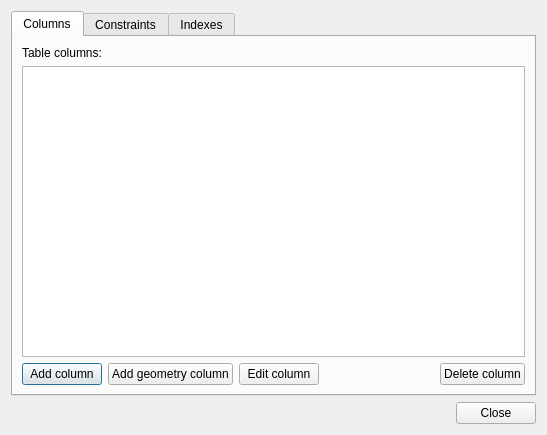
First picture: the form in python/plugins/db_manager/ui/DlgTableProperties.ui, repository qgis/QGIS, before the edit.
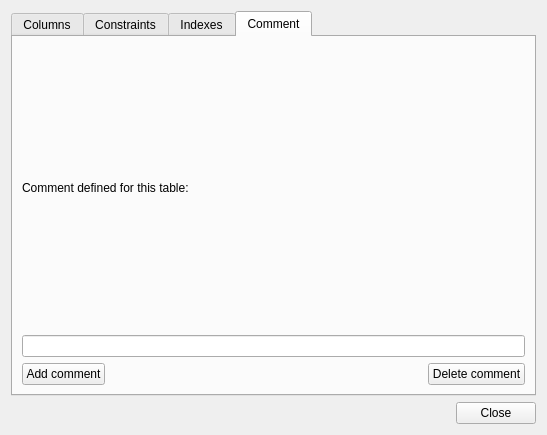
Second picture: the form after the edit. The open tabs and pages were chosen to show the change.

Commit message:
Add comment option on db_manager pluging postgis tables (#8734) [FEATURE]
Add possibility to create a comment on a postgres table when import or using the alter table button from db_manager.

What changed in the file:
```diff
--- a/python/plugins/db_manager/ui/DlgTableProperties.ui
+++ b/python/plugins/db_manager/ui/DlgTableProperties.ui
@@ -23,7 +23,7 @@
       <attribute name="title">
        <string>Columns</string>
       </attribute>
-      <layout class="QVBoxLayout">
+      <layout class="QVBoxLayout" name="verticalLayout_4">
        <item>
         <widget class="QLabel" name="label">
          <property name="text">
@@ -68,8 +68,8 @@
            </property>
            <property name="sizeHint" stdset="0">
             <size>
-             <width>40</width>
-             <height>20</height>
+             <width>13</width>
+             <height>29</height>
             </size>
            </property>
           </spacer>
@@ -196,6 +196,57 @@
        </item>
       </layout>
      </widget>
+     <widget class="QWidget" name="tabComment">
+      <property name="enabled">
+       <bool>true</bool>
+      </property>
+      <attribute name="title">
+       <string>Comment</string>
+      </attribute>
+      <layout class="QVBoxLayout" name="verticalLayout">
+       <item>
+        <widget class="QLabel" name="label_4">
+         <property name="text">
+          <string>Comment defined for this table:</string>
+         </property>
+        </widget>
+       </item>
+       <item>
+        <widget class="QLineEdit" name="viewComment"/>
+       </item>
+       <item>
+        <layout class="QHBoxLayout" name="_4">
+         <item>
+          <widget class="QPushButton" name="btnAddComment">
+           <property name="text">
+            <string>Add comment</string>
+           </property>
+          </widget>
+         </item>
+         <item>
+          <spacer>
+           <property name="orientation">
+            <enum>Qt::Horizontal</enum>
+           </property>
+           <property name="sizeHint" stdset="0">
+            <size>
+             <width>40</width>
+             <height>20</height>
+            </size>
+           </property>
+          </spacer>
+         </item>
+         <item>
+          <widget class="QPushButton" name="btnDeleteComment">
+           <property name="text">
+            <string>Delete comment</string>
+           </property>
+          </widget>
+         </item>
+        </layout>
+       </item>
+      </layout>
+     </widget>
     </widget>
    </item>
    <item>
```
Left out of the diff: 6 changed lines with no effect on the pictures. The commit also changes 3 other files.
